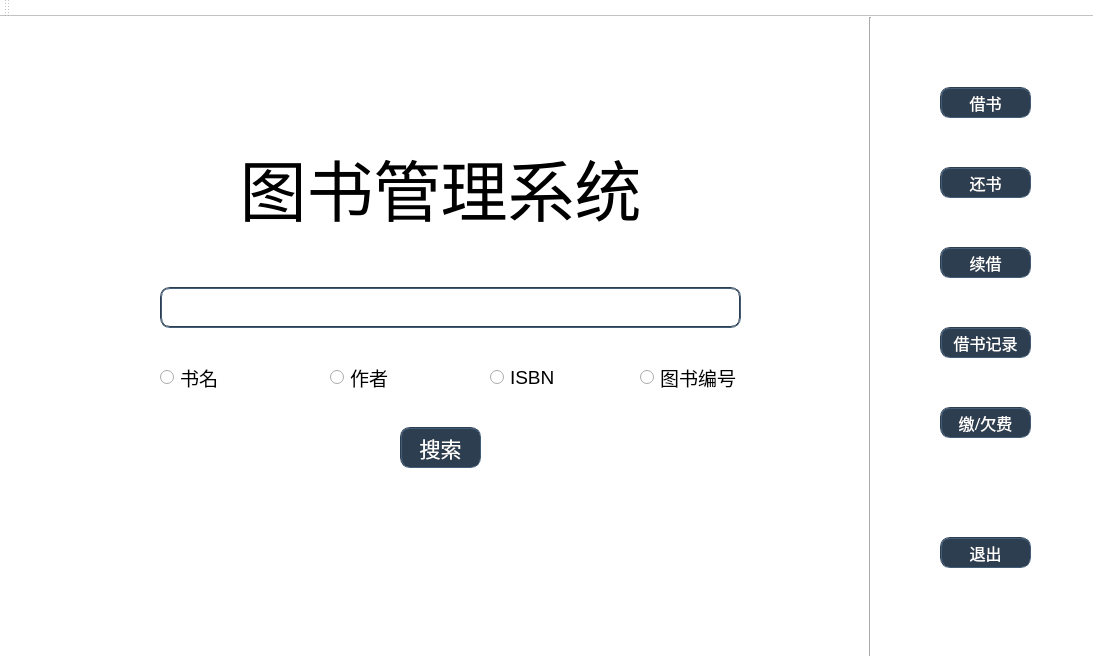
First picture: the form in abc/mainwindow.ui, repository BookMangeTeam/bookmanage, before the edit.
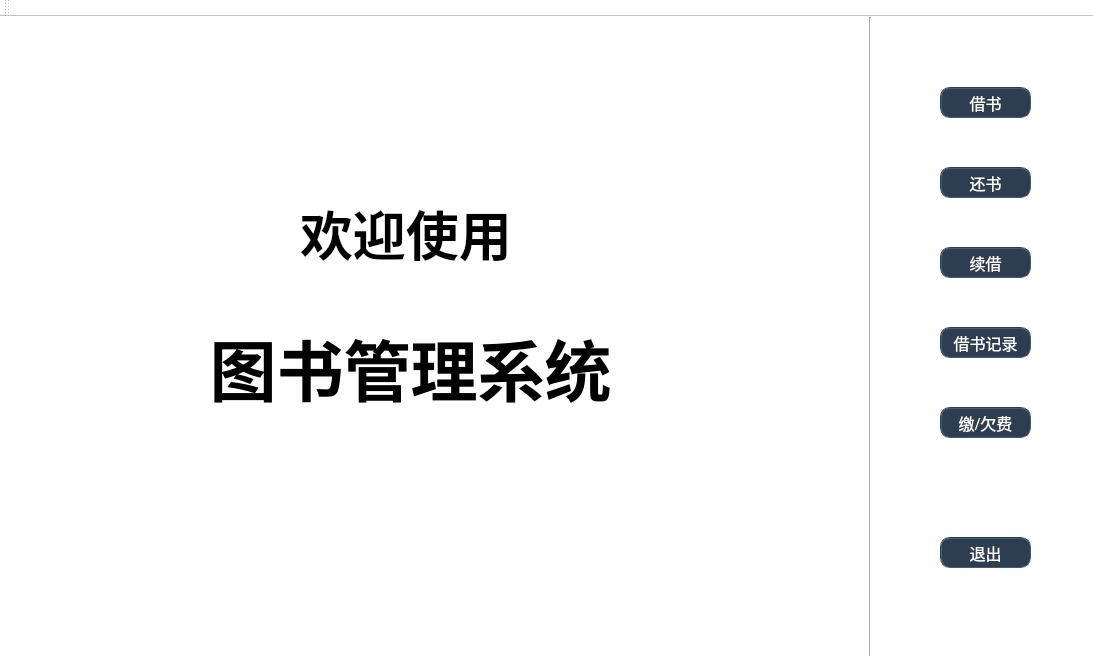
Second picture: the form after the edit. The open tabs and pages were chosen to show the change.

```diff
--- a/abc/mainwindow.ui
+++ b/abc/mainwindow.ui
@@ -57,8 +57,8 @@
      <widget class="QLabel" name="name">
       <property name="geometry">
        <rect>
-        <x>170</x>
-        <y>100</y>
+        <x>140</x>
+        <y>280</y>
         <width>521</width>
         <height>141</height>
        </rect>
@@ -67,8 +67,8 @@
        <font>
         <family>等线</family>
         <pointsize>50</pointsize>
-        <weight>50</weight>
-        <bold>false</bold>
+        <weight>75</weight>
+        <bold>true</bold>
        </font>
       </property>
       <property name="autoFillBackground">
@@ -81,116 +81,24 @@
        <set>Qt::AlignCenter</set>
       </property>
      </widget>
-     <widget class="QLineEdit" name="searchLineEditPermary">
+     <widget class="QLabel" name="label">
       <property name="geometry">
        <rect>
-        <x>150</x>
-        <y>270</y>
-        <width>581</width>
-        <height>41</height>
+        <x>290</x>
+        <y>170</y>
+        <width>231</width>
+        <height>91</height>
        </rect>
       </property>
-      <property name="styleSheet">
-       <string notr="true">border:2px groove rgb(44, 62, 80);border-radius:10px;padding:2px 4px;</string>
-      </property>
-     </widget>
-     <widget class="QPushButton" name="searchButtonPermary">
-      <property name="geometry">
-       <rect>
-        <x>390</x>
-        <y>410</y>
-        <width>81</width>
-        <height>41</height>
-       </rect>
-      </property>
       <property name="font">
        <font>
-        <family>等线</family>
-        <pointsize>16</pointsize>
-        <weight>50</weight>
-        <bold>false</bold>
+        <pointsize>40</pointsize>
+        <weight>75</weight>
+        <bold>true</bold>
        </font>
       </property>
-      <property name="cursor">
-       <cursorShape>PointingHandCursor</cursorShape>
-      </property>
-      <property name="styleSheet">
-       <string notr="true">border:2px groove rgb(44, 62, 80);border-radius:10px;padding:2px 4px;background-color:rgb(44, 62, 80);color:#fff;</string>
-      </property>
       <property name="text">
-       <string>搜索</string>
-      </property>
-     </widget>
-     <widget class="QRadioButton" name="bookName_search">
-      <property name="geometry">
-       <rect>
-        <x>150</x>
-        <y>350</y>
-        <width>89</width>
-        <height>21</height>
-       </rect>
-      </property>
-      <property name="font">
-       <font>
-        <pointsize>14</pointsize>
-       </font>
-      </property>
-      <property name="text">
-       <string>书名</string>
-      </property>
-     </widget>
-     <widget class="QRadioButton" name="author_search">
-      <property name="geometry">
-       <rect>
-        <x>320</x>
-        <y>350</y>
-        <width>89</width>
-        <height>21</height>
-       </rect>
-      </property>
-      <property name="font">
-       <font>
-        <pointsize>14</pointsize>
-       </font>
-      </property>
-      <property name="text">
-       <string>作者</string>
-      </property>
-     </widget>
-     <widget class="QRadioButton" name="isbn_search">
-      <property name="geometry">
-       <rect>
-        <x>480</x>
-        <y>350</y>
-        <width>89</width>
-        <height>21</height>
-       </rect>
-      </property>
-      <property name="font">
-       <font>
-        <pointsize>14</pointsize>
-       </font>
-      </property>
-      <property name="text">
-       <string>ISBN</string>
-      </property>
-     </widget>
-     <widget class="QRadioButton" name="bookNumber_search">
-      <property name="geometry">
-       <rect>
-        <x>630</x>
-        <y>350</y>
-        <width>111</width>
-        <height>21</height>
-       </rect>
-      </property>
-      <property name="font">
-       <font>
-        <pointsize>14</pointsize>
-       </font>
-      </property>
-      <property name="text">
-       <string>图书编号</string>
+       <string>欢迎使用</string>
       </property>
      </widget>
     </widget>
```
